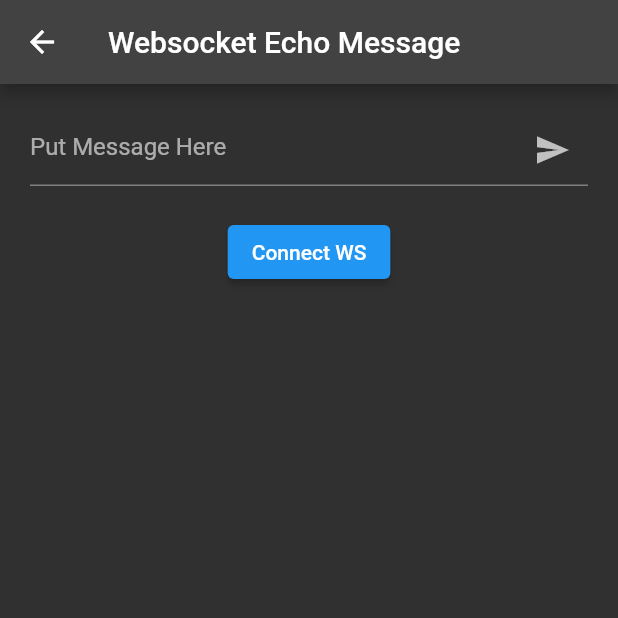
After one commit to dhiyaaulauliyaa/websocket_clean_architecture, a Flutter app: the WebSocketPage screen opened directly, after a tap on "Connect WS", on a phone screen of 412 x 824 dp, the top half of it. The commit adds this screen. Run offline on Flutter 3.47's test engine with Material 2 defaults, Android fonts, the phone set to English and light mode, and no system bars; our stand-ins replace flutter_hooks, get_it, injectable; network calls fail.

Commit message:
WS | Create base file for trial

```diff
--- /dev/null
+++ b/lib/core/network/websocket/websocket_module.dart
@@ -0,0 +1,7 @@
+import 'package:web_socket_channel/web_socket_channel.dart';
+
+class WebsocketModule {
+  WebSocketChannel connect(String url) {
+    return WebSocketChannel.connect(Uri.parse(url));
+  }
+}
--- a/lib/feature/home/presentation/pages/home_page.dart
+++ b/lib/feature/home/presentation/pages/home_page.dart
@@ -1,6 +1,5 @@
-
-
 import 'package:flutter/material.dart';
+import 'package:websocket_clean_architecture/feature/websocket/presentation/websocket_page.dart';
 
 class HomePage extends StatelessWidget {
   const HomePage({Key? key}) : super(key: key);
@@ -11,6 +10,18 @@ class HomePage extends StatelessWidget {
       appBar: AppBar(
         title: const Text('Websocket'),
       ),
+      body: Center(
+        child: ElevatedButton(
+          onPressed: () {
+            Navigator.of(context).push(
+              MaterialPageRoute(
+                builder: (_) => const WebSocketPage(),
+              ),
+            );
+          },
+          child: const Text('Message Echo'),
+        ),
+      ),
     );
   }
 }
--- /dev/null
+++ b/lib/feature/websocket/presentation/websocket_page.dart
@@ -0,0 +1,78 @@
+import 'dart:convert';
+
+import 'package:flutter/material.dart';
+import 'package:flutter_hooks/flutter_hooks.dart';
+import 'package:web_socket_channel/web_socket_channel.dart';
+
+class WebSocketPage extends HookWidget {
+  const WebSocketPage({Key? key}) : super(key: key);
+
+  @override
+  Widget build(BuildContext context) {
+    var textCtl = useTextEditingController();
+
+    return Scaffold(
+      appBar: AppBar(
+        title: const Text('Websocket Echo Message'),
+      ),
+      body: Padding(
+        padding: const EdgeInsets.all(20),
+        child: Column(
+          children: [
+            /* TextField */
+            TextFormField(
+              controller: textCtl,
+              decoration: InputDecoration(
+                hintText: 'Put Message Here',
+                suffixIcon: IconButton(
+                  onPressed: () {},
+                  icon: const Icon(Icons.send),
+                ),
+              ),
+            ),
+            const SizedBox(height: 20),
+
+            /* Button */
+            ElevatedButton(
+              onPressed: _connectWs,
+              child: const Text('Connect WS'),
+            ),
+          ],
+        ),
+      ),
+    );
+  }
+
+  void _connectWs() {
+    print('Start Connect');
+
+    /// Create the WebSocket channel
+    final channel = WebSocketChannel.connect(
+      Uri.parse('wss://ws-feed.pro.coinbase.com'),
+    );
+
+    channel.sink.add(
+      jsonEncode(
+        {
+          "type": "subscribe",
+          "channels": [
+            {
+              "name": "ticker",
+              "product_ids": [
+                "BTC-EUR",
+              ]
+            }
+          ]
+        },
+      ),
+    );
+
+    /// Listen for all incoming data
+    channel.stream.listen(
+      (data) {
+        print(data);
+      },
+      onError: (error) => print(error),
+    );
+  }
+}
```
